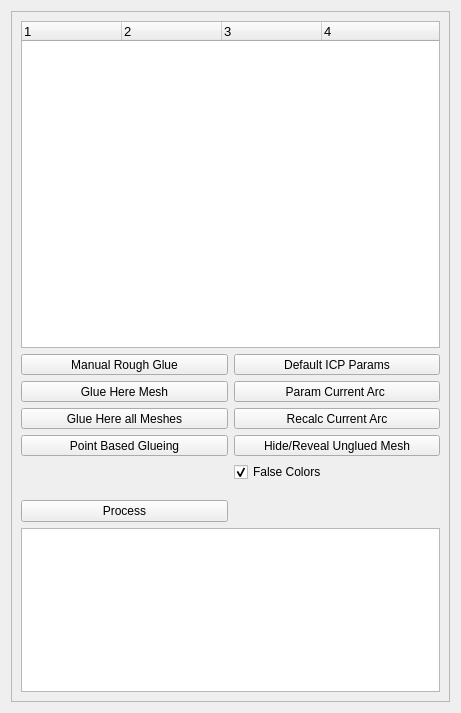
Before: the Qt Designer form src/meshlabplugins/editalign/alignDialog.ui in cnr-isti-vclab/meshlab, drawn with Qt 5.
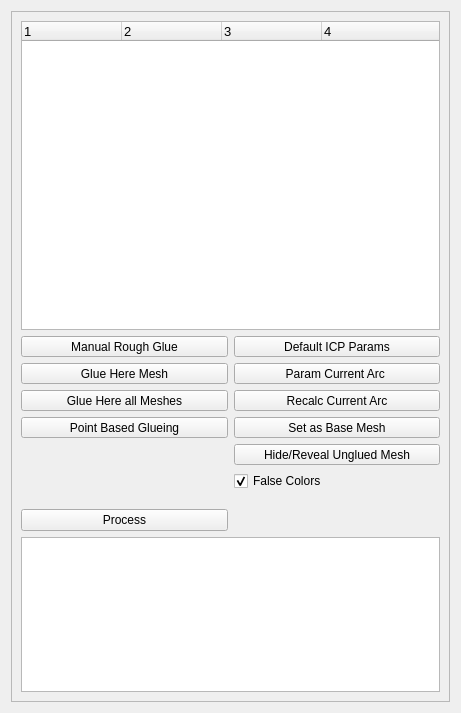
After: the same form once the commit is applied.

Commit message: Added 'SetBaseMesh" button. It allows to choose a particular mesh as the one that has to stay fixed with an identity transformation.

The edit to the form file:
```diff
--- a/src/meshlabplugins/editalign/alignDialog.ui
+++ b/src/meshlabplugins/editalign/alignDialog.ui
@@ -183,6 +183,22 @@
             </property>
            </widget>
           </item>
+          <item>
+           <widget class="QToolButton" name="baseMeshButton">
+            <property name="sizePolicy">
+             <sizepolicy hsizetype="Minimum" vsizetype="Fixed">
+              <horstretch>0</horstretch>
+              <verstretch>0</verstretch>
+             </sizepolicy>
+            </property>
+            <property name="toolTip">
+             <string>When pressed it make the current mesh as base mesh, e.g. the one with a Identity as transformation.</string>
+            </property>
+            <property name="text">
+             <string>Set as Base Mesh</string>
+            </property>
+           </widget>
+          </item>
           <item>
            <widget class="QToolButton" name="hideRevealButton">
             <property name="sizePolicy">
```
The commit also changes 3 other files.
